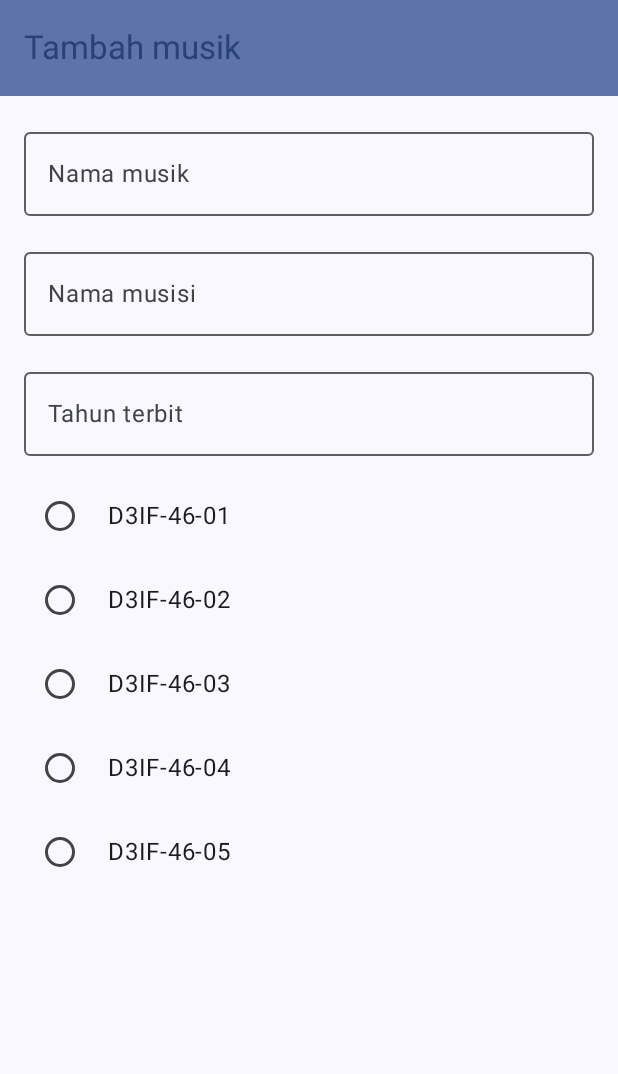
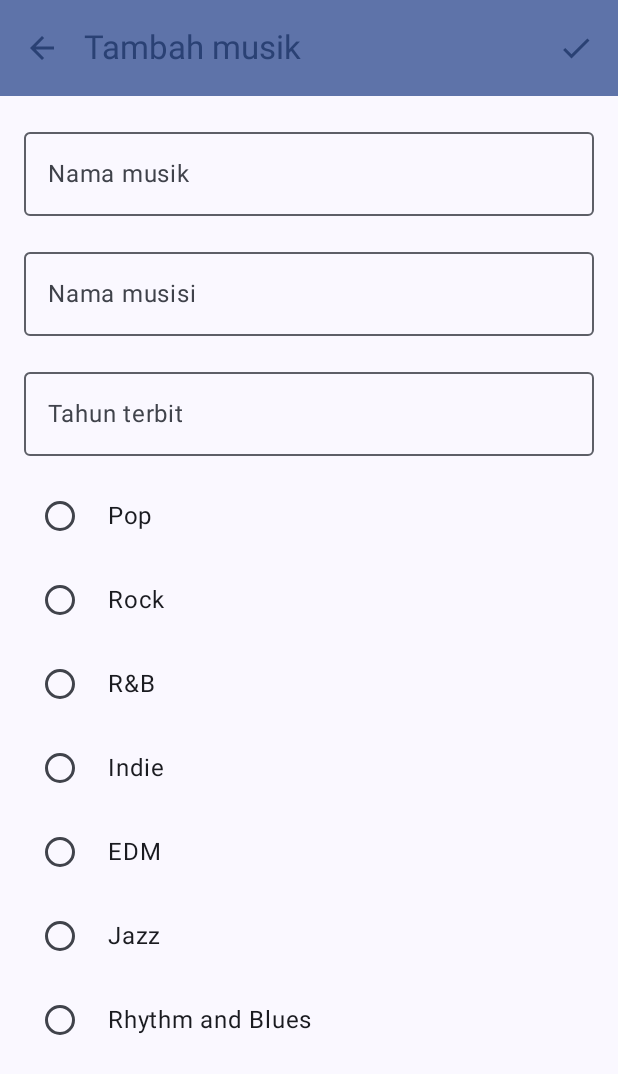
Before and after one commit to Emperor24Nov/Assessment-2, an Android app built with Jetpack Compose: the MusicScreen screen opened through its navigation route, on a phone screen of 412 x 824 dp. Shown: the top 1074 px of the screen. Run offline under Robolectric (Android 15) with nearby library versions, the phone set to English and light mode, and no system bars.

```diff
--- a/app/src/main/java/org/d3if3143/mobpro1/navigation/NavGraph.kt
+++ b/app/src/main/java/org/d3if3143/mobpro1/navigation/NavGraph.kt
@@ -18,7 +18,7 @@ fun SetupNavGraph(navController: NavHostController = rememberNavController()) {
             Mainscreen(navController)
         }
         composable(route = Screen.FormMusic.route) {
-            MusicScreen()
+            MusicScreen(navController)
         }
     }
 }
--- a/app/src/main/java/org/d3if3143/mobpro1/ui/screen/MainScreen.kt
+++ b/app/src/main/java/org/d3if3143/mobpro1/ui/screen/MainScreen.kt
@@ -37,12 +37,12 @@ import androidx.navigation.NavHostController
 import androidx.navigation.compose.rememberNavController
 import org.d3if3143.mobpro1.R
 import org.d3if3143.mobpro1.model.Music
+import org.d3if3143.mobpro1.navigation.Screen
 import org.d3if3143.mobpro1.ui.theme.Mobpro1Theme
 
 @OptIn(ExperimentalMaterial3Api::class)
 @Composable
 fun Mainscreen(navController: NavHostController) {
-    val context = LocalContext.current
 
     Scaffold(
         topBar = {
@@ -59,7 +59,7 @@ fun Mainscreen(navController: NavHostController) {
         floatingActionButton = {
             FloatingActionButton(
                 onClick = {
-                    Toast.makeText(context, R.string.tambah_error, Toast.LENGTH_SHORT).show()
+                    navController.navigate(Screen.FormMusic.route)
                 }
             ) {
                 Icon(
--- a/app/src/main/java/org/d3if3143/mobpro1/ui/screen/MusicScreen.kt
+++ b/app/src/main/java/org/d3if3143/mobpro1/ui/screen/MusicScreen.kt
@@ -8,7 +8,12 @@ import androidx.compose.foundation.layout.fillMaxSize
 import androidx.compose.foundation.layout.fillMaxWidth
 import androidx.compose.foundation.layout.padding
 import androidx.compose.foundation.text.KeyboardOptions
+import androidx.compose.material.icons.Icons
+import androidx.compose.material.icons.filled.ArrowBack
+import androidx.compose.material.icons.outlined.Check
 import androidx.compose.material3.ExperimentalMaterial3Api
+import androidx.compose.material3.Icon
+import androidx.compose.material3.IconButton
 import androidx.compose.material3.MaterialTheme
 import androidx.compose.material3.OutlinedTextField
 import androidx.compose.material3.RadioButton
@@ -29,12 +34,14 @@ import androidx.compose.ui.text.input.ImeAction
 import androidx.compose.ui.text.input.KeyboardCapitalization
 import androidx.compose.ui.tooling.preview.Preview
 import androidx.compose.ui.unit.dp
+import androidx.navigation.NavHostController
+import androidx.navigation.compose.rememberNavController
 import org.d3if3143.mobpro1.R
 import org.d3if3143.mobpro1.ui.theme.Mobpro1Theme
 
 @OptIn(ExperimentalMaterial3Api::class)
 @Composable
-fun MusicScreen() {
+fun MusicScreen(navController: NavHostController) {
     var judul by remember { mutableStateOf("") }
     var nama by remember { mutableStateOf("") }
     var tahun by remember { mutableStateOf("") }
@@ -42,13 +49,31 @@ fun MusicScreen() {
     Scaffold(
         topBar = {
             TopAppBar(
+                navigationIcon = {
+                    IconButton(onClick = { navController.popBackStack() }) {
+                        Icon(
+                            imageVector = Icons.Filled.ArrowBack,
+                            contentDescription = stringResource(R.string.kembali),
+                            tint = MaterialTheme.colorScheme.primary
+                        )
+                    }
+                },
                 title = {
                     Text(text = stringResource(id = R.string.tambah_musik))
                 },
                 colors = TopAppBarDefaults.mediumTopAppBarColors(
                     containerColor = MaterialTheme.colorScheme.primaryContainer,
                     titleContentColor = MaterialTheme.colorScheme.primary,
-                )
+                ),
+                actions = {
+                    IconButton(onClick = { navController.popBackStack() }) {
+                        Icon(
+                            imageVector = Icons.Outlined.Check,
+                            contentDescription = stringResource(R.string.simpan),
+                            tint = MaterialTheme.colorScheme.primary
+                        )
+                    }
+                }
             )
         }
     ) { padding ->
@@ -111,11 +136,13 @@ fun FormMusic(
             verticalArrangement = Arrangement.spacedBy(8.dp)
         ) {
             val options = listOf(
-                "D3IF-46-01",
-                "D3IF-46-02",
-                "D3IF-46-03",
-                "D3IF-46-04",
-                "D3IF-46-05"
+                "Pop",
+                "Rock",
+                "R&B",
+                "Indie",
+                "EDM",
+                "Jazz",
+                "Rhythm and Blues"
             )
             val selectedOptionIndex = remember { mutableStateOf(-1) }
             options.forEachIndexed { index, option ->
@@ -143,6 +170,6 @@ fun FormMusic(
 @Composable
 fun MusicScreenPreview() {
     Mobpro1Theme {
-        MusicScreen()
+        MusicScreen(rememberNavController())
     }
 }
--- a/app/src/main/res/values/strings.xml
+++ b/app/src/main/res/values/strings.xml
@@ -7,4 +7,6 @@
     <string name="judul">Nama musik</string>
     <string name="isi_nama">Nama musisi</string>
     <string name="isi_tahun">Tahun terbit</string>
+    <string name="kembali">Kembali</string>
+    <string name="simpan">Simpan</string>
 </resources>
```
